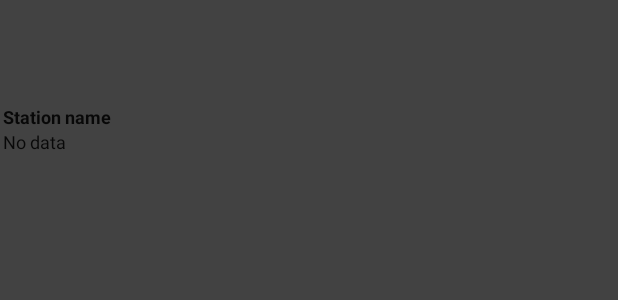
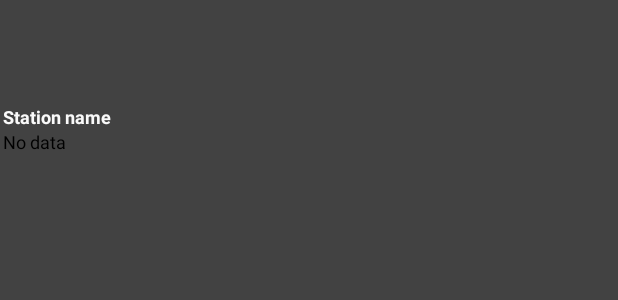
Before and after one commit to maksymilianrozanski/androidAirQuality, an Android app: the layout single_station_widget.xml on its own in the app's theme, with its tools: preview values and no code run, on a phone screen of 412 x 824 dp. Shown: the part 480-780 px from the top of the screen. Run offline under Robolectric (Android 15) with nearby library versions, the phone set to English and light mode, and no system bars.

Commit message:
adjust colors of single station widget

```diff
--- a/app/src/main/res/layout/single_station_widget.xml
+++ b/app/src/main/res/layout/single_station_widget.xml
@@ -12,7 +12,7 @@
         android:layout_width="match_parent"
         android:layout_height="wrap_content"
         android:text="@string/station_name"
-        android:textColor="?android:attr/textColorPrimary"
+        android:textColor="@color/white"
         android:textSize="12sp"
         android:textStyle="bold" />
 
@@ -21,7 +21,7 @@
         android:layout_width="match_parent"
         android:layout_height="wrap_content"
         android:text="@string/no_data"
-        android:textColor="?android:attr/textColorPrimary"
+        android:textColor="@color/black"
         android:textSize="12sp" />
 
     <TextView
@@ -30,7 +30,7 @@
         android:layout_height="wrap_content"
         android:gravity="bottom"
         android:text=" "
-        android:textColor="?android:attr/textColorPrimary"
+        android:textColor="@color/white"
         android:textSize="8sp" />
 
 </LinearLayout>
```
